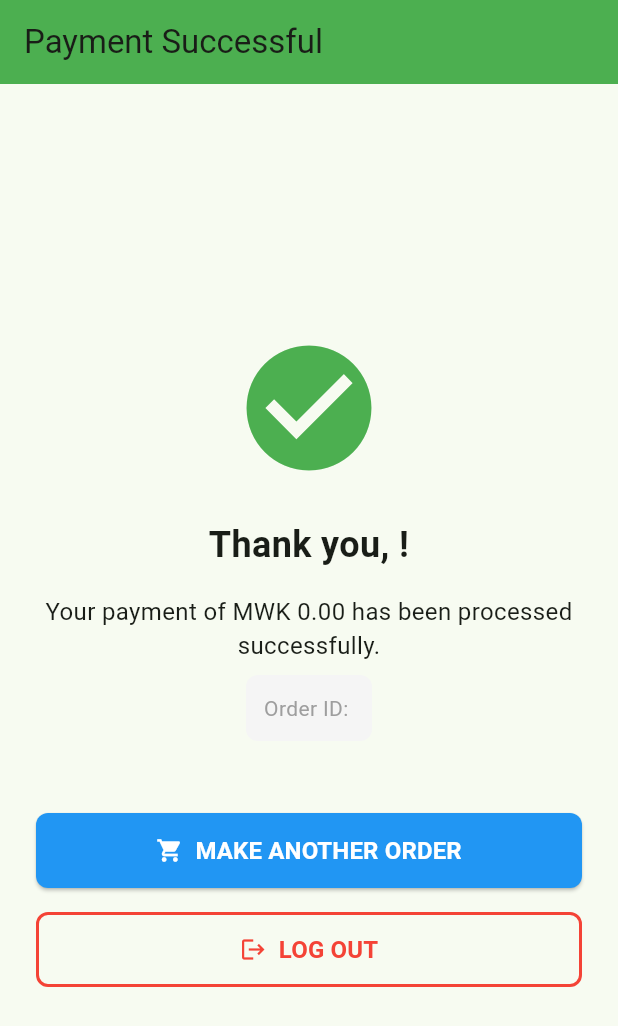
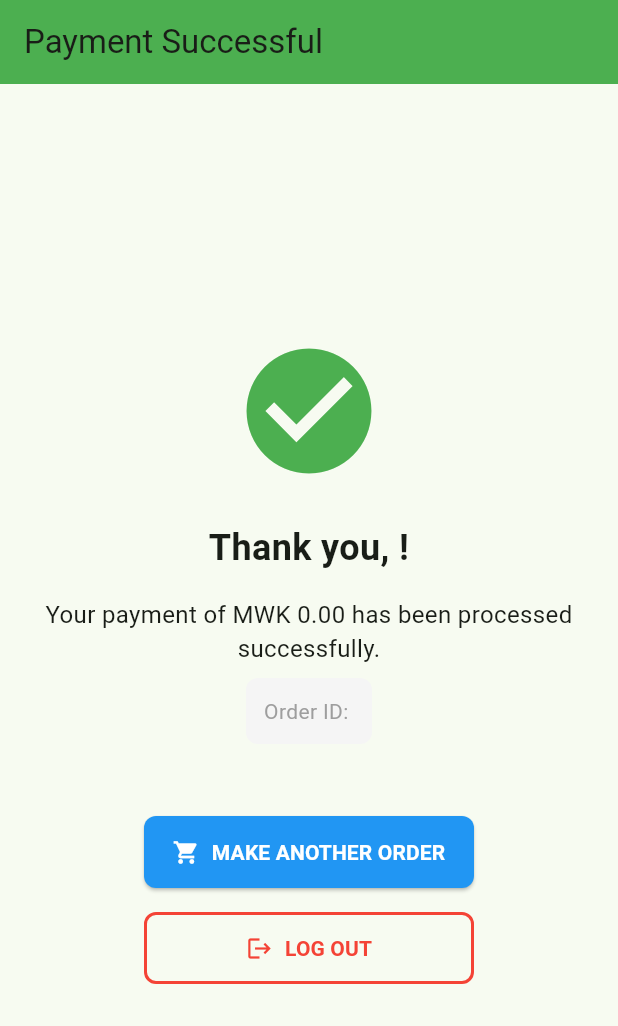
Before and after one commit to DAVIEPHAGES/farm_produce_marketplace, a Flutter app: the PaymentSuccessScreen screen opened directly with empty values, on a phone screen of 412 x 824 dp. Shown: the top 1026 px of the screen. Run offline on Flutter 3.47's test engine with Material 3 defaults, Android fonts, the phone set to English and light mode, and no system bars; our stand-ins replace cloud_firestore, firebase_auth, firebase_core, firebase_messaging, flutter_local_notifications, image_picker and 1 more; missing offline and left inert: dart:html, paychangu_flutter; accounts and stored records are empty.

```diff
--- a/lib/screens/payment_success_screen.dart
+++ b/lib/screens/payment_success_screen.dart
@@ -102,41 +102,49 @@ class PaymentSuccessScreen extends StatelessWidget {
               const SizedBox(height: 48),
 
               // Make Another Order Button
-              ElevatedButton.icon(
+              Center(
+                child: SizedBox(
+                  width: 220,
+                  height: 48,
+                  child: ElevatedButton.icon(
                     onPressed: () => _makeAnotherOrder(context),
                     icon: const Icon(Icons.shopping_cart),
                     label: const Text(
                       'MAKE ANOTHER ORDER',
-                  style: TextStyle(fontSize: 16, fontWeight: FontWeight.bold),
+                      style: TextStyle(fontSize: 14, fontWeight: FontWeight.bold),
                     ),
                     style: ElevatedButton.styleFrom(
                       backgroundColor: Colors.blue,
                       foregroundColor: Colors.white,
-                  minimumSize: const Size(double.infinity, 50),
                       padding: const EdgeInsets.symmetric(vertical: 12),
                       shape: RoundedRectangleBorder(
                         borderRadius: BorderRadius.circular(8),
                       ),
                     ),
                   ),
-
+                ),
+              ),
               const SizedBox(height: 16),
-
               // Logout Button
-              OutlinedButton.icon(
+              Center(
+                child: SizedBox(
+                  width: 220,
+                  height: 48,
+                  child: OutlinedButton.icon(
                     onPressed: () => _logout(context),
                     icon: const Icon(Icons.logout),
                     label: const Text(
                       'LOG OUT',
-                  style: TextStyle(fontSize: 16, fontWeight: FontWeight.bold),
+                      style: TextStyle(fontSize: 14, fontWeight: FontWeight.bold),
                     ),
                     style: OutlinedButton.styleFrom(
                       foregroundColor: Colors.red,
-                  minimumSize: const Size(double.infinity, 50),
                       padding: const EdgeInsets.symmetric(vertical: 12),
                       side: const BorderSide(color: Colors.red, width: 2),
                       shape: RoundedRectangleBorder(
                         borderRadius: BorderRadius.circular(8),
+                      ),
+                    ),
                   ),
                 ),
               ),
```
Lines whose indentation alone changed are shown as unchanged.
